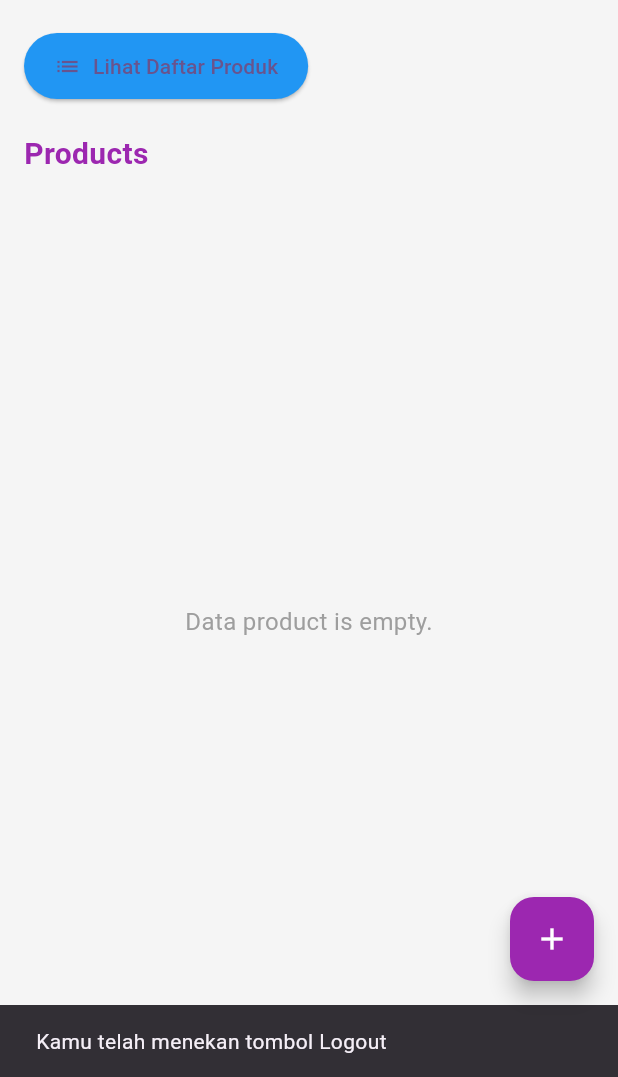
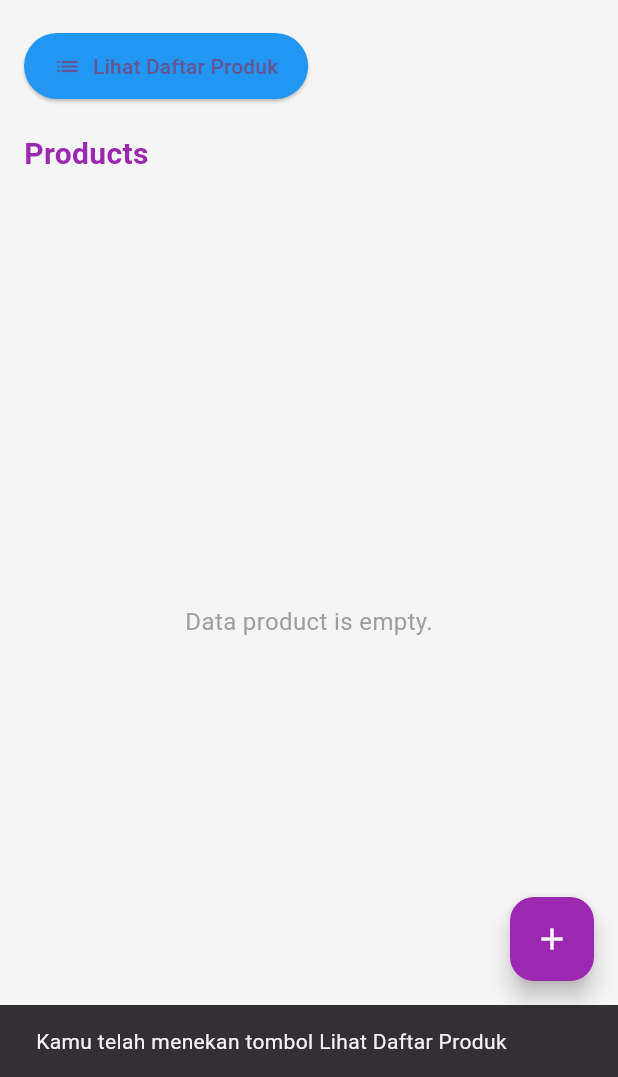
Before and after one commit to rafifsulaiman/getsupply_mobile, a Flutter app: the MyHomePage screen opened directly, after a tap on "Lihat Daftar Produk", on a phone screen of 412 x 824 dp, the part 159-1236 px from its top. Run offline on Flutter 3.47's test engine with Material 3 defaults, Android fonts, the phone set to English and light mode, and no system bars.

Commit message:
fix snackbar

```diff
--- a/lib/main.dart
+++ b/lib/main.dart
@@ -480,7 +480,7 @@ class _MyHomePageState extends State<MyHomePage> {
             ElevatedButton.icon(
               onPressed: (){
                 ScaffoldMessenger.of(context).showSnackBar(
-                  const SnackBar(content: Text("Kamu telah menekan tombol Logout")),
+                  const SnackBar(content: Text("Kamu telah menekan tombol Lihat Daftar Produk")),
                 );
                 _scrollToProducts();
               },
```
Also changed, not shown: 1 other file.
